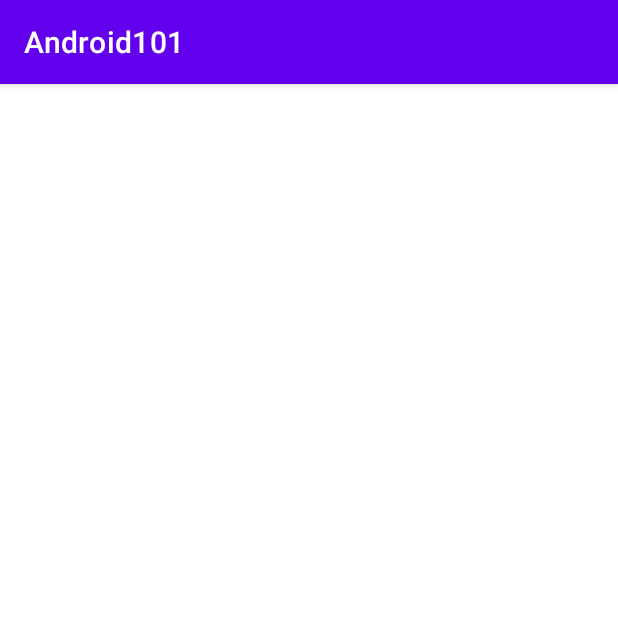
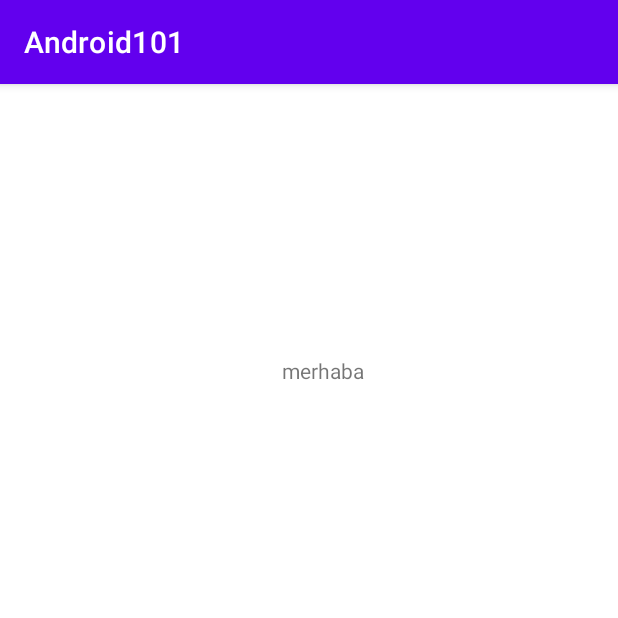
Before and after one commit to OmerDene/Android101, an Android app: the screen it shows after launch (FirstKotlinProjectER), on a phone screen of 412 x 824 dp, the top half of it. Run offline under Robolectric (Android 15) with nearby library versions, the phone set to English and light mode, and no system bars; 3 statements that could not run were skipped.

```diff
--- a/app/src/main/java/com/example/android101/FirstKotlinProjectER.kt
+++ b/app/src/main/java/com/example/android101/FirstKotlinProjectER.kt
@@ -2,11 +2,13 @@ package com.example.android101
 
 import androidx.appcompat.app.AppCompatActivity
 import android.os.Bundle
+import android.widget.TextView
 
 class FirstKotlinProjectER : AppCompatActivity() {
     override fun onCreate(savedInstanceState: Bundle?) {
         super.onCreate(savedInstanceState)
         setContentView(R.layout.activity_first_kotlin_project_er)
+        sum(10,25)
       /*  var x = 5
         var y = 4
 
@@ -297,6 +299,10 @@ class FirstKotlinProjectER : AppCompatActivity() {
 
 
     }
+    fun sum(a:Int ,b:Int) {
+        val sumTextview = findViewById<TextView>(R.id.firstKotlinErTextview)
+        sumTextview.text = "merhaba"
+    }
 
 
 }
--- a/app/src/main/res/layout/activity_first_kotlin_project_er.xml
+++ b/app/src/main/res/layout/activity_first_kotlin_project_er.xml
@@ -6,4 +6,13 @@
     android:layout_height="match_parent"
     tools:context=".FirstKotlinProjectER">
 
+    <TextView
+        android:id="@+id/firstKotlinErTextview"
+        android:layout_width="wrap_content"
+        android:layout_height="wrap_content"
+        android:layout_marginTop="181dp"
+        android:layout_marginEnd="169dp"
+        android:text="TextView"
+        app:layout_constraintEnd_toEndOf="parent"
+        app:layout_constraintTop_toTopOf="parent" />
 </androidx.constraintlayout.widget.ConstraintLayout>
```
